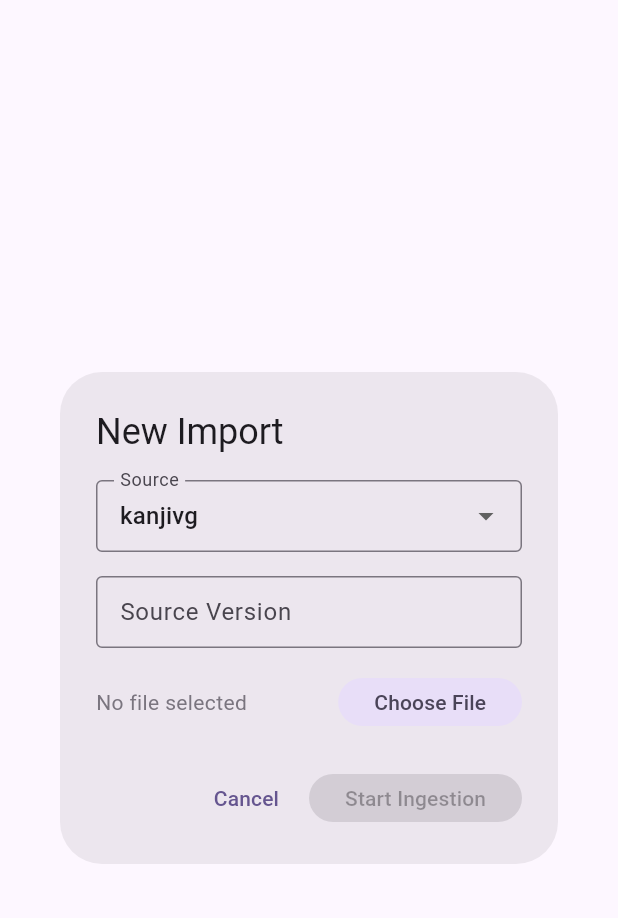
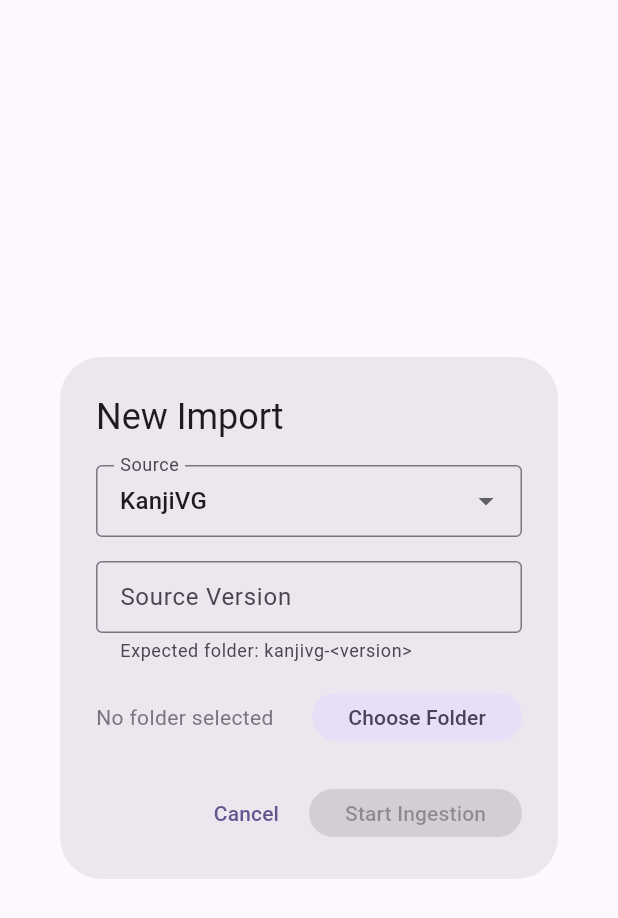
Before and after one commit to Va1erii/kanji_craft, a Flutter app: the NewImportDialog widget shown alone on an empty page, opened directly, on a phone screen of 412 x 824 dp. Shown: the top 918 px of the screen. Run offline on Flutter 3.47's test engine with Material 3 defaults, Android fonts, the phone set to English and light mode, and no system bars; our stand-ins replace drift, file_picker, flutter_bloc, freezed_annotation, get_it, go_router and 1 more; accounts and stored records are empty; generated files the repository leaves out were written again.

Commit message:
feat(admin): replace file picker with folder-based import dialog
Pick a source folder instead of a single file. Auto-extracts version
from folder name, detects relevant files per source, shows detected
files list with primary indicator, and passes the correct ingestion
file path. Adds optional svgArchivePath for KanjiVG's main.zip.

```diff
--- a/apps/admin/lib/presentation/widgets/new_import_dialog.dart
+++ b/apps/admin/lib/presentation/widgets/new_import_dialog.dart
@@ -1,3 +1,5 @@
+import 'dart:io';
+
 import 'package:file_picker/file_picker.dart';
 import 'package:flutter/material.dart';
 import 'package:kanji_craft_admin/domain/entities/import_source.dart';
@@ -7,12 +9,46 @@ class NewImportResult {
     required this.source,
     required this.sourceVersion,
     required this.filePath,
+    this.svgArchivePath,
   });
 
   final ImportSource source;
   final String sourceVersion;
   final String filePath;
+
+  /// Path to the KanjiVG `main.zip` for SVG extraction (KanjiVG only).
+  final String? svgArchivePath;
 }
+
+typedef _SourceConfig = ({
+  String label,
+  RegExp folderPattern,
+  bool Function(String) isIngestionFile,
+  bool Function(String)? isSvgArchive,
+});
+
+_SourceConfig _sourceConfig(ImportSource source) => switch (source) {
+      ImportSource.kanjivg => (
+          label: 'KanjiVG',
+          folderPattern: RegExp(r'kanjivg[_-](.+)'),
+          isIngestionFile: (String name) => name.endsWith('.xml.gz'),
+          isSvgArchive: (String name) =>
+              name.endsWith('.zip') && name.contains('main'),
+        ),
+      ImportSource.kanjidic => (
+          label: 'KANJIDIC',
+          folderPattern: RegExp(r'kanjidic[_-]?(.+)'),
+          isIngestionFile: (String name) => name.endsWith('.xml.gz'),
+          isSvgArchive: null,
+        ),
+      ImportSource.jmdict => (
+          label: 'JMDict',
+          folderPattern: RegExp(r'jmdict[_-]?(.+)'),
+          isIngestionFile: (String name) =>
+              name.endsWith('.zip') && name.contains('english'),
+          isSvgArchive: null,
+        ),
+    };
 
 class NewImportDialog extends StatefulWidget {
   const NewImportDialog({super.key});
@@ -24,11 +60,13 @@ class NewImportDialog extends StatefulWidget {
 class _NewImportDialogState extends State<NewImportDialog> {
   ImportSource _source = ImportSource.kanjivg;
   final _versionController = TextEditingController();
-  String? _filePath;
-  String? _fileName;
+  String? _folderPath;
+  List<FileSystemEntity> _detectedFiles = [];
+  String? _ingestionFilePath;
+  String? _svgArchivePath;
 
   bool get _canSubmit =>
-      _versionController.text.trim().isNotEmpty && _filePath != null;
+      _versionController.text.trim().isNotEmpty && _ingestionFilePath != null;
 
   @override
   void dispose() {
@@ -36,25 +74,68 @@ class _NewImportDialogState extends State<NewImportDialog> {
     super.dispose();
   }
 
-  Future<void> _pickFile() async {
-    final result = await FilePicker.platform.pickFiles(
-      type: FileType.any,
-      allowMultiple: false,
-    );
-    if (result != null && result.files.single.path != null) {
-      setState(() {
-        _filePath = result.files.single.path;
-        _fileName = result.files.single.name;
-      });
+  void _onSourceChanged(ImportSource source) {
+    setState(() {
+      _source = source;
+      _folderPath = null;
+      _detectedFiles = [];
+      _ingestionFilePath = null;
+      _svgArchivePath = null;
+      _versionController.clear();
+    });
+  }
+
+  Future<void> _pickFolder() async {
+    final path = await FilePicker.platform.getDirectoryPath();
+    if (path == null) return;
+
+    final config = _sourceConfig(_source);
+    final dir = Directory(path);
+    final folderName = dir.uri.pathSegments
+        .lastWhere((s) => s.isNotEmpty, orElse: () => '');
+
+    // Extract version from folder name.
+    final match = config.folderPattern.firstMatch(folderName);
+    if (match != null && match.groupCount >= 1) {
+      _versionController.text = match.group(1)!;
     }
+
+    // List files and detect relevant ones.
+    final entries = dir.listSync().whereType<File>().toList()
+      ..sort((a, b) => a.path.compareTo(b.path));
+
+    String? ingestionPath;
+    String? svgPath;
+    final relevant = <FileSystemEntity>[];
+
+    for (final file in entries) {
+      final name = file.uri.pathSegments.last;
+      if (config.isIngestionFile(name)) {
+        ingestionPath ??= file.path;
+        relevant.add(file);
+      } else if (config.isSvgArchive != null && config.isSvgArchive!(name)) {
+        svgPath ??= file.path;
+        relevant.add(file);
+      }
+    }
+
+    setState(() {
+      _folderPath = path;
+      _detectedFiles = relevant;
+      _ingestionFilePath = ingestionPath;
+      _svgArchivePath = svgPath;
+    });
   }
 
   @override
   Widget build(BuildContext context) {
+    final theme = Theme.of(context);
+    final config = _sourceConfig(_source);
+
     return AlertDialog(
       title: const Text('New Import'),
       content: SizedBox(
-        width: 400,
+        width: 440,
         child: Column(
           mainAxisSize: MainAxisSize.min,
           crossAxisAlignment: CrossAxisAlignment.start,
@@ -69,20 +150,21 @@ class _NewImportDialogState extends State<NewImportDialog> {
                 for (final source in ImportSource.values)
                   DropdownMenuItem(
                     value: source,
-                    child: Text(source.name),
+                    child: Text(_sourceConfig(source).label),
                   ),
               ],
               onChanged: (value) {
-                if (value != null) setState(() => _source = value);
+                if (value != null) _onSourceChanged(value);
               },
             ),
             const SizedBox(height: 16),
             TextField(
               controller: _versionController,
-              decoration: const InputDecoration(
+              decoration: InputDecoration(
                 labelText: 'Source Version',
-                hintText: 'e.g. 20220427',
-                border: OutlineInputBorder(),
+                hintText: 'Auto-filled from folder name',
+                helperText: 'Expected folder: ${config.label.toLowerCase()}-<version>',
+                border: const OutlineInputBorder(),
               ),
               onChanged: (_) => setState(() {}),
             ),
@@ -91,22 +173,40 @@ class _NewImportDialogState extends State<NewImportDialog> {
               children: [
                 Expanded(
                   child: Text(
-                    _fileName ?? 'No file selected',
+                    _folderPath ?? 'No folder selected',
                     overflow: TextOverflow.ellipsis,
-                    style: Theme.of(context).textTheme.bodyMedium?.copyWith(
-                          color: _fileName == null
-                              ? Theme.of(context).colorScheme.outline
-                              : null,
-                        ),
+                    style: theme.textTheme.bodyMedium?.copyWith(
+                      color: _folderPath == null
+                          ? theme.colorScheme.outline
+                          : null,
+                    ),
                   ),
                 ),
                 const SizedBox(width: 8),
                 FilledButton.tonal(
-                  onPressed: _pickFile,
-                  child: const Text('Choose File'),
+                  onPressed: _pickFolder,
+                  child: const Text('Choose Folder'),
                 ),
               ],
             ),
+            if (_detectedFiles.isNotEmpty) ...[
+              const SizedBox(height: 12),
+              Text('Detected files', style: theme.textTheme.labelLarge),
+              const SizedBox(height: 4),
+              for (final file in _detectedFiles)
+                _FileRow(
+                  name: file.uri.pathSegments.last,
+                  isPrimary: file.path == _ingestionFilePath,
+                ),
+            ] else if (_folderPath != null) ...[
+              const SizedBox(height: 12),
+              Text(
+                'No relevant files found in this folder.',
+                style: theme.textTheme.bodySmall?.copyWith(
+                  color: theme.colorScheme.error,
+                ),
+              ),
+            ],
           ],
         ),
       ),
@@ -121,7 +221,8 @@ class _NewImportDialogState extends State<NewImportDialog> {
                     NewImportResult(
                       source: _source,
                       sourceVersion: _versionController.text.trim(),
-                      filePath: _filePath!,
+                      filePath: _ingestionFilePath!,
+                      svgArchivePath: _svgArchivePath,
                     ),
                   )
               : null,
@@ -131,3 +232,47 @@ class _NewImportDialogState extends State<NewImportDialog> {
     );
   }
 }
+
+class _FileRow extends StatelessWidget {
+  const _FileRow({required this.name, required this.isPrimary});
+
+  final String name;
+  final bool isPrimary;
+
+  @override
+  Widget build(BuildContext context) {
+    return Padding(
+      padding: const EdgeInsets.symmetric(vertical: 2),
+      child: Row(
+        children: [
+          Icon(
+            isPrimary ? Icons.arrow_right : Icons.check,
+            size: 18,
+            color: isPrimary
+                ? Theme.of(context).colorScheme.primary
+                : Theme.of(context).colorScheme.outline,
+          ),
+          const SizedBox(width: 6),
+          Flexible(
+            child: Text(
+              name,
+              overflow: TextOverflow.ellipsis,
+              style: Theme.of(context).textTheme.bodySmall?.copyWith(
+                    fontWeight: isPrimary ? FontWeight.bold : null,
+                  ),
+            ),
+          ),
+          if (isPrimary) ...[
+            const SizedBox(width: 6),
+            Text(
+              '(primary)',
+              style: Theme.of(context).textTheme.bodySmall?.copyWith(
+                    color: Theme.of(context).colorScheme.primary,
+                  ),
+            ),
+          ],
+        ],
+      ),
+    );
+  }
+}
```
